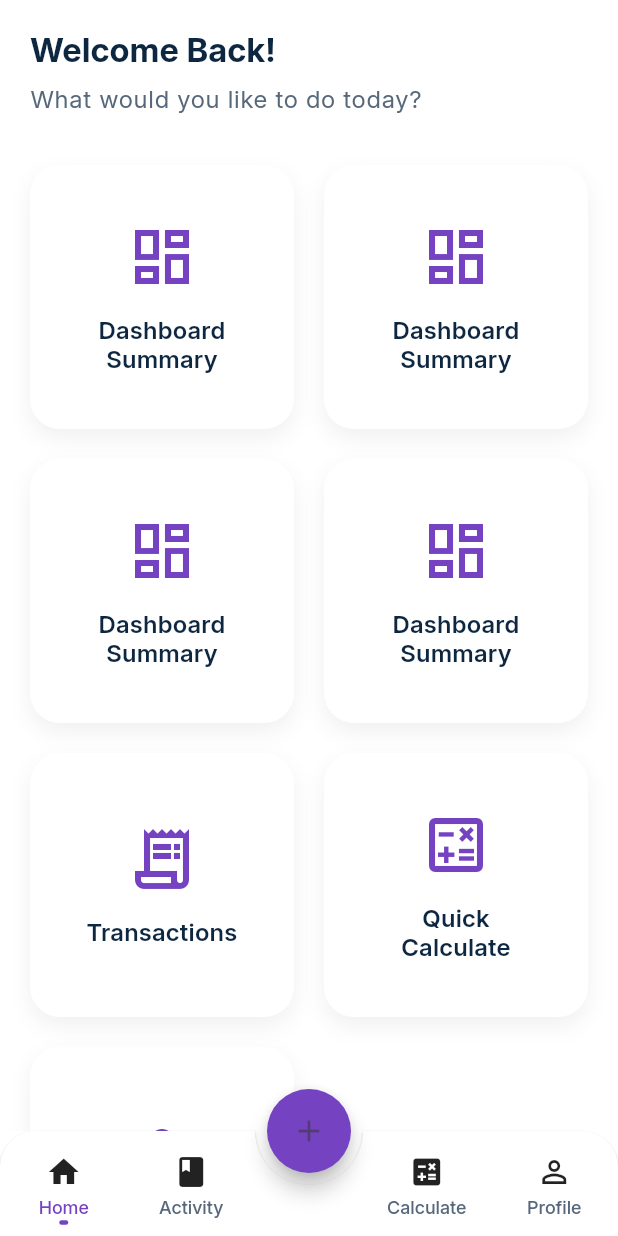
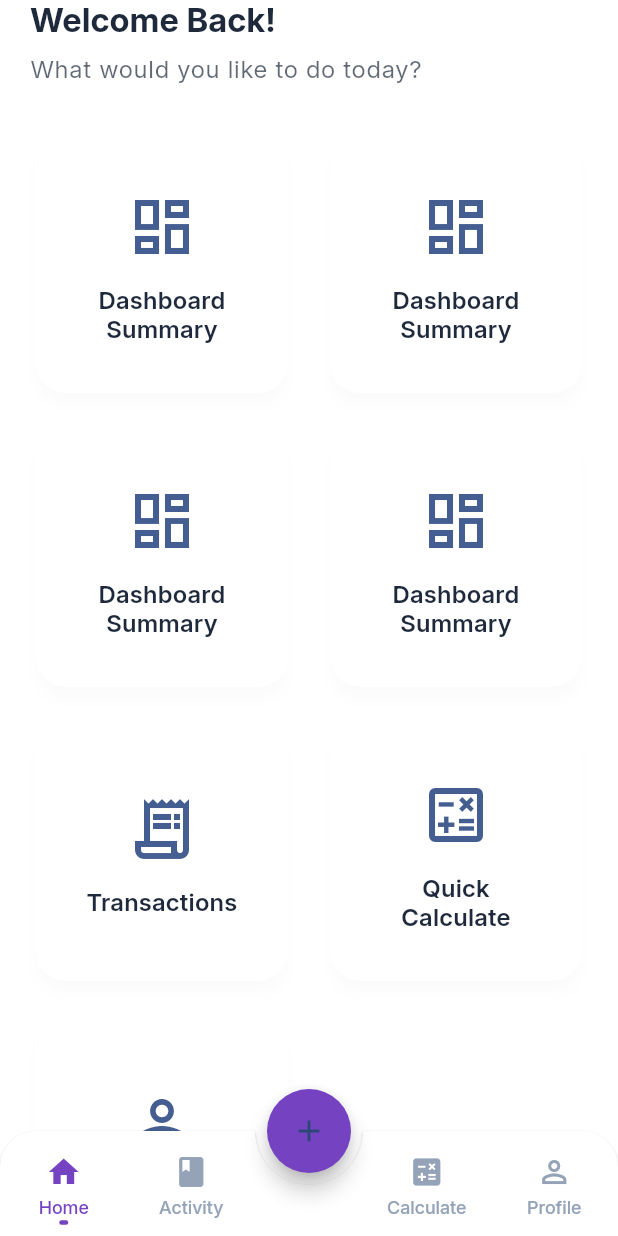
Before and after one commit to bitmonk/byaj_khata, a Flutter app: the screen it shows after launch, on a phone screen of 412 x 824 dp. Run offline on Flutter 3.47's test engine with Material 3 defaults, Android fonts, the phone set to English and light mode, and no system bars; drawn by our look-alikes of animated_bottom_navigation_bar; our stand-ins replace cached_network_image, chewie, cloud_firestore, device_info_plus, dio, firebase_core and 19 more; missing offline and left inert: flutter_displaymode, gallery_saver_plus; accounts and stored records are empty.

Commit message:
theme setup complete

```diff
--- a/Documents/Development/Riverpod/byaz_track/lib/core/constants/app_colors.dart
+++ b/Documents/Development/Riverpod/byaz_track/lib/core/constants/app_colors.dart
@@ -1,10 +1,44 @@
 import 'package:byaz_track/core/extension/extensions.dart';
 
 class AppColors {
+  // Primary Accent (Trust Blue - matches screenshot active tab)
+  static const Color primary500 = Color(0xFF3B82F6); // Main blue
+  static const Color primary400 = Color(0xFF60A5FA); // Lighter hover/active
+  static const Color primary300 = Color(0xFF93BBFB);
+  static const Color primary600 = Color(0xFF2563EB); // Darker variant if needed
+
+  // Backgrounds
+  static const Color scaffoldBackground = Color(0xFFFFFFFF);
+  static const Color cardBackground = Color(0xFFFFFFFF);
+
+  // Text
+  static const Color textPrimary = Color(
+    0xFF1E293B,
+  ); // Dark slate for main text
+  static const Color textSecondary = Color(0xFF64748B); // Subtle gray
+
+  // Neutral / Inactive
+  static const Color neutral600 = Color(0xFF94A3B8); // Inactive icons & labels
+  static const Color neutral500 = Color(0xFF64748B);
+  static const Color neutral400 = Color(0xFFCBD5E1);
+  static const Color neutral300 = Color(0xFFE2E8F0);
+
+  // Dividers & Borders
+  static const Color dividerColor = Color(0xFFE2E8F0);
+
+  // Constants
+  static const Color white = Colors.white;
+  static const Color black = Colors.black;
+  static const Color transparent = Colors.transparent;
+
+  // Success, Error, etc. (keep your existing ones or update)
+  static const Color success500 = Color(0xFF10B981);
+  static const Color error500 = Color(0xFFEF4444);
+  static const Color warning500 = Color(0xFFF59E0B);
   static const Color primary800 = Color(0xFF40246B);
-  static const Color primary500 = Color(0xFF7641C2);
-  static const Color primary400 = Color(0xFF33A3FF);
-  static const Color primary300 = Color(0xFF66BAFF);
+  // static const Color primary500 = Color(0xFF7641C2);
+  // static const Color primary400 = Color(0xFF33A3FF);
+  // static const Color primary300 = Color(0xFF66BAFF);
   static const Color primary200 = Color(0xFFC0A8E3);
   static const Color primary100 = Color(0xFF3629B7);
   static const Color primary50 = Color(0xFFFBEBEA);
@@ -17,10 +51,10 @@ class AppColors {
   static const Color neutral900 = Color(0xFF0E2741);
   static const Color neutral800 = Color(0xff263D54);
   static const Color neutral700 = Color(0xff3E5267);
-  static const Color neutral600 = Color(0xFF56687A);
-  static const Color neutral500 = Color(0xff8793A0);
-  static const Color neutral400 = Color(0xFF9291A5);
-  static const Color neutral300 = Color(0xffB7BEC6);
+  // static const Color neutral600 = Color(0xFF56687A);
+  // static const Color neutral500 = Color(0xff8793A0);
+  // static const Color neutral400 = Color(0xFF9291A5);
+  // static const Color neutral300 = Color(0xffB7BEC6);
   static const Color neutral100 = Color(0xffCFD4D9);
   static const Color neutral50 = Color(0xffE7E9EC);
   static const Color neutral25 = Color(0xFFF8F8F8);
@@ -33,7 +67,7 @@ class AppColors {
   static const appYellow = Color(0xffdf2994a);
   static const textColor50 = Color(0xFFE6ECF1);
 
-  static const white = Colors.white;
+  // static const white = Colors.white;
   static const textColor100 = Color(0xFFD0D8DF);
   static const textColor200 = Color(0xFFC8CED3);
   static const textColor300 = Color(0xFFC1C9D1);
@@ -94,14 +128,14 @@ class AppColors {
   static const Color secondary50 = Color(0xFFEBEAFB);
   static const Color success700 = Color(0xFF027A48);
   static const Color success600 = Color(0xFF30AE6A);
-  static const Color success500 = Color(0xFF3CD984);
+  // static const Color success500 = Color(0xFF3CD984);
   static const Color success100 = Color(0xFFD8F7E6);
   static const Color eEAAFD = Color(0xFFEEAAFD);
   static const Color fDF4FF = Color(0xFFFDF4FF);
-  static const Color error500 = Color(0xFFF93642);
+  // static const Color error500 = Color(0xFFF93642);
   static const Color error200 = Color(0xFFFDAFB3);
   static const Color warning200 = Color(0xFFFDD9AF);
-  static const Color warning500 = Color(0xFFF99F36);
+  // static const Color warning500 = Color(0xFFF99F36);
   static const Color memoryPrimary = Color(0xFFD444F1);
   static const Color e6E6E6 = Color(0xFFE6E6E6);
   static const Color info500 = Color(0xFF225DCF);
@@ -111,7 +145,7 @@ class AppColors {
   static const Color explainerBackground = Color(0xFFFCF9FC);
   static const Color d9d9d9 = Color(0xFFD9D9D9);
   static const Color toggleInactiveTrack = Color(0xFFC8CFD4);
-  static const Color dividerColor = Color(0xFF575766);
+  // static const Color dividerColor = Color(0xFF575766);
 
   // static const Color appBlue = Color(0xFF154EBA);
 
@@ -120,12 +154,12 @@ class AppColors {
   static const Color textFieldGrey = Colors.grey;
   static const Color hintGrey = Color(0xFF6C6B76);
   static const Color lightContainerBackground = Color(0xFFF2F2F3);
-  static const Color transparent = Colors.transparent;
+  // static const Color transparent = Colors.transparent;
   static const Color borderContainerLightGrey = Color(0xFFDBE3E8);
   static const Color bottomScaffoldGradient = Color(0xFFF2F1F6);
 
   static const Color colorRed = Colors.red;
-  static const Color black = Colors.black;
+  // static const Color black = Colors.black;
 
   static const Color blueStart = Color(0xff051264);
   static const Color blueEnd = Color(0xff5C90F1);
@@ -164,42 +198,81 @@ class AppColors {
 
 // Dark Theme Colors
 class AppColorsDark {
+  // Primary Accent (Same blue for brand consistency)
+  static const Color primary500 = Color(0xFF3B82F6);
+  static const Color primary400 = Color(0xFF60A5FA);
+  static const Color primary300 = Color(0xFF93BBFB);
+
+  // Backgrounds
+  static const Color scaffoldBackground = Color(
+    0xFF0F172A,
+  ); // Deep slate blue-black
+  static const Color cardBackground = Color(0xFF1E293B); // Elevated surface
+  static const Color surfaceBackground = Color(0xFF1E293B);
+
+  // Text
+  static const Color textPrimary = Color(
+    0xFFF1F5F9,
+  ); // Light gray (almost white)
+  static const Color textSecondary = Color(0xFF94A3B8); // Muted gray
+
+  // Neutral / Inactive
+  static const Color neutral600 = Color(0xFF64748B); // Inactive icons
+  static const Color neutral500 = Color(0xFF475569);
+  static const Color neutral700 = Color(0xFF334155);
+
+  // Dividers & Borders
+  static const Color dividerColor = Color(0xFF334155);
+  static const Color borderColor = Color(0xFF334155);
+
+  // App Bar
+  static const Color appBarBackground = Color(0xFF0F172A);
+
+  // Constants
+  static const Color white = Colors.white;
+  static const Color black = Colors.black;
+  static const Color transparent = Colors.transparent;
+
+  // Success, Error, etc.
+  static const Color success500 = Color(0xFF10B981);
+  static const Color error500 = Color(0xFFEF4444);
+  static const Color warning500 = Color(0xFFF59E0B);
   // Primary colors for dark theme
   static const Color primary800 = Color(0xFF9D7FD6);
-  static const Color primary500 = Color(0xFF9D7FD6);
-  static const Color primary400 = Color(0xFF66BAFF);
-  static const Color primary300 = Color(0xFF8FCCFF);
+  // static const Color primary500 = Color(0xFF9D7FD6);
+  // static const Color primary400 = Color(0xFF66BAFF);
+  // static const Color primary300 = Color(0xFF8FCCFF);
   static const Color primary200 = Color(0xFFD4C4EC);
   static const Color primary100 = Color(0xFF6E5DD3);
 
   // Backgrounds
-  static const Color scaffoldBackground = Color(0xFF0A0E27);
-  static const Color cardBackground = Color(0xFF151A30);
-  static const Color surfaceBackground = Color(0xFF1E2538);
+  // static const Color scaffoldBackground = Color(0xFF0A0E27);
+  // static const Color cardBackground = Color(0xFF151A30);
+  // static const Color surfaceBackground = Color(0xFF1E2538);
 
   // Neutral colors for dark theme
   static const Color neutral900 = Color(0xFFE7E9EC);
   static const Color neutral800 = Color(0xFFCFD4D9);
-  static const Color neutral700 = Color(0xFFB7BEC6);
-  static const Color neutral600 = Color(0xFF9FA9B3);
-  static const Color neutral500 = Color(0xFF8793A0);
+  // static const Color neutral700 = Color(0xFFB7BEC6);
+  // static const Color neutral600 = Color(0xFF9FA9B3);
+  // static const Color neutral500 = Color(0xFF8793A0);
   static const Color neutral400 = Color(0xFF6E7A87);
   static const Color neutral300 = Color(0xFF56687A);
   static const Color neutral100 = Color(0xFF3E5267);
   static const Color neutral50 = Color(0xFF2A3A4D);
 
   // Text colors
-  static const Color textPrimary = Color(0xFFE7E9EC);
-  static const Color textSecondary = Color(0xFFB7BEC6);
+  // static const Color textPrimary = Color(0xFFE7E9EC);
+  // static const Color textSecondary = Color(0xFFB7BEC6);
   static const Color textTertiary = Color(0xFF8793A0);
   static const Color boldTextColor = Color(0xFFFFFFFF);
   static const Color titleColor = Color(0xFFE7E9EC);
   static const Color subTitle = Color(0xFF8F9AB0);
 
   // UI Elements
-  static const Color dividerColor = Color(0xFF2A3A4D);
-  static const Color borderColor = Color(0xFF2A4051);
-  static const Color appBarBackground = Color(0xFF0A0E27);
+  // static const Color dividerColor = Color(0xFF2A3A4D);
+  // static const Color borderColor = Color(0xFF2A4051);
+  // static const Color appBarBackground = Color(0xFF0A0E27);
 
   // Accent colors
   static const Color appGreen = Color(0xFF5BC67D);
@@ -209,15 +282,15 @@ class AppColorsDark {
   // Success colors
   static const Color success700 = Color(0xFF12B76A);
   static const Color success600 = Color(0xFF30AE6A);
-  static const Color success500 = Color(0xFF3CD984);
+  // static const Color success500 = Color(0xFF3CD984);
   static const Color success100 = Color(0xFF1A4D3A);
 
   // Error colors
-  static const Color error500 = Color(0xFFF93642);
+  // static const Color error500 = Color(0xFFF93642);
   static const Color error200 = Color(0xFF5A1F23);
 
   // Warning colors
-  static const Color warning500 = Color(0xFFF99F36);
+  // static const Color warning500 = Color(0xFFF99F36);
   static const Color warning200 = Color(0xFF5A3F1F);
 
   // Info colors
@@ -225,7 +298,7 @@ class AppColorsDark {
   static const Color info50 = Color(0xFF1A2845);
 
   // Constants
-  static const Color white = Colors.white;
-  static const Color black = Colors.black;
-  static const Color transparent = Colors.transparent;
+  // static const Color white = Colors.white;
+  // static const Color black = Colors.black;
+  // static const Color transparent = Colors.transparent;
 }
--- a/Documents/Development/Riverpod/byaz_track/lib/core/theme/app_theme.dart
+++ b/Documents/Development/Riverpod/byaz_track/lib/core/theme/app_theme.dart
@@ -1,121 +1,131 @@
 import 'package:byaz_track/core/extension/extensions.dart';
 import 'package:byaz_track/gen/fonts.gen.dart';
+import 'package:flutter/material.dart';
+import 'package:flutter/services.dart';
 
 class AppTheme {
   static ThemeData appTheme(BuildContext context) => ThemeData(
     useMaterial3: true,
-
     fontFamily: FontFamily.inter,
     brightness: Brightness.light,
-
-    textTheme: AppTextStyle.lightTextTheme,
-    colorScheme: ColorScheme.fromSeed(seedColor: AppColors.primary500),
+    scaffoldBackgroundColor: AppColors.scaffoldBackground,
+    textTheme: AppTextStyle.lightTextTheme.apply(
+      bodyColor: AppColors.textPrimary,
+      displayColor: AppColors.textPrimary,
+    ),
+    colorScheme: ColorScheme.fromSeed(
+      seedColor: AppColors.primary500,
+      brightness: Brightness.light,
+      surface: AppColors.cardBackground,
+      onSurface: AppColors.textPrimary,
+    ),
+    cardTheme: CardThemeData(
+      color: AppColors.cardBackground,
+      elevation: 4,
+      shadowColor: Colors.black.withOpacity(0.08),
+      shape: RoundedRectangleBorder(borderRadius: BorderRadius.circular(16)),
+    ),
     elevatedButtonTheme: ElevatedButtonThemeData(
       style: ElevatedButton.styleFrom(
-        padding: const EdgeInsets.symmetric(vertical: 12),
-        shape: const RoundedRectangleBorder(),
+        padding: const EdgeInsets.symmetric(vertical: 14),
         backgroundColor: AppColors.primary500,
-        foregroundColor: AppColors.colorWhite,
-      ),
-    ),
-    outlinedButtonTheme: OutlinedButtonThemeData(
-      style: OutlinedButton.styleFrom(
-        shape: RoundedRectangleBorder(borderRadius: BorderRadius.circular(5)),
-        backgroundColor: AppColors.primary500,
-        foregroundColor: AppColors.colorWhite,
-        padding: const EdgeInsets.symmetric(horizontal: 12),
+        foregroundColor: AppColors.white,
+        shape: RoundedRectangleBorder(borderRadius: BorderRadius.circular(12)),
       ),
     ),
     textButtonTheme: TextButtonThemeData(
-      style: ButtonStyle(
-        textStyle: WidgetStatePropertyAll(context.text.titleMedium),
-        padding: WidgetStatePropertyAll(EdgeInsets.zero),
-        tapTargetSize: MaterialTapTargetSize.shrinkWrap,
-        foregroundColor: WidgetStatePropertyAll(AppColors.primary500),
+      style: TextButton.styleFrom(
+        foregroundColor: AppColors.primary500,
+        textStyle: context.text.titleMedium,
       ),
     ),
-
+    bottomNavigationBarTheme: BottomNavigationBarThemeData(
+      backgroundColor: AppColors.cardBackground,
+      selectedItemColor: AppColors.primary500,
+      unselectedItemColor: AppColors.neutral600,
+      showUnselectedLabels: true,
+      type: BottomNavigationBarType.fixed,
+      elevation: 8,
+    ),
+    dividerTheme: DividerThemeData(color: AppColors.dividerColor, thickness: 1),
     appBarTheme: AppBarTheme(
+      backgroundColor: AppColors.transparent,
+      foregroundColor: AppColors.textPrimary,
+      elevation: 0,
       surfaceTintColor: AppColors.transparent,
-      systemOverlayStyle: AppUtils.statusBarDarkStyle(),
-      backgroundColor: AppColors.transparent,
-      foregroundColor: AppColors.white,
+      systemOverlayStyle: const SystemUiOverlayStyle(
+        statusBarColor: Colors.transparent,
+        statusBarIconBrightness: Brightness.dark,
+        statusBarBrightness: Brightness.light,
+      ),
     ),
   );
 
   static ThemeData darkTheme(BuildContext context) => ThemeData(
     useMaterial3: true,
-
     fontFamily: FontFamily.inter,
     brightness: Brightness.dark,
-
     scaffoldBackgroundColor: AppColorsDark.scaffoldBackground,
-
     textTheme: AppTextStyle.lightTextTheme.apply(
       bodyColor: AppColorsDark.textPrimary,
       displayColor: AppColorsDark.textPrimary,
     ),
-
-    colorScheme: ColorScheme.dark(
-      primary: AppColorsDark.primary500,
-      secondary: AppColorsDark.primary400,
+    colorScheme: ColorScheme.fromSeed(
+      seedColor: AppColorsDark.primary500,
+      brightness: Brightness.dark,
       surface: AppColorsDark.surfaceBackground,
-      error: AppColorsDark.error500,
-      onPrimary: AppColorsDark.white,
-      onSecondary: AppColorsDark.white,
       onSurface: AppColorsDark.textPrimary,
-      onError: AppColorsDark.white,
     ),
-
-    cardTheme: const CardThemeData(
+    cardTheme: CardThemeData(
       color: AppColorsDark.cardBackground,
-      elevation: 2,
+      elevation: 6,
+      shadowColor: Colors.black.withOpacity(0.4),
+      shape: RoundedRectangleBorder(borderRadius: BorderRadius.circular(16)),
     ),
-
     elevatedButtonTheme: ElevatedButtonThemeData(
       style: ElevatedButton.styleFrom(
-        padding: const EdgeInsets.symmetric(vertical: 12),
-        shape: const RoundedRectangleBorder(),
+        padding: const EdgeInsets.symmetric(vertical: 14),
         backgroundColor: AppColorsDark.primary500,
-        foregroundColor: AppColorsDark.white,
+        foregroundColor: AppColorsDark.black,
+        shape: RoundedRectangleBorder(borderRadius: BorderRadius.circular(12)),
       ),
     ),
-
-    outlinedButtonTheme: OutlinedButtonThemeData(
-      style: OutlinedButton.styleFrom(
-        shape: RoundedRectangleBorder(borderRadius: BorderRadius.circular(5)),
-        backgroundColor: AppColorsDark.primary500,
-        foregroundColor: AppColorsDark.white,
-        padding: const EdgeInsets.symmetric(horizontal: 12),
-      ),
+    textButtonTheme: TextButtonThemeData(
+      style: TextButton.styleFrom(foregroundColor: AppColorsDark.primary500),
     ),
-
-    textButtonTheme: TextButtonThemeData(
-      style: ButtonStyle(
-        textStyle: WidgetStatePropertyAll(context.text.titleMedium),
-        padding: WidgetStatePropertyAll(EdgeInsets.zero),
-        tapTargetSize: MaterialTapTargetSize.shrinkWrap,
-        foregroundColor: WidgetStatePropertyAll(AppColorsDark.primary500),
-      ),
+    bottomNavigationBarTheme: BottomNavigationBarThemeData(
+      backgroundColor: AppColorsDark.cardBackground,
+      selectedItemColor: AppColorsDark.primary500,
+      unselectedItemColor: AppColorsDark.neutral600,
+      showUnselectedLabels: true,
+      type: BottomNavigationBarType.fixed,
+      elevation: 8,
     ),
-
-    appBarTheme: AppBarTheme(
-      surfaceTintColor: AppColorsDark.transparent,
-      systemOverlayStyle: AppUtils.statusBarLightStyle(),
-      backgroundColor: AppColorsDark.appBarBackground,
-      foregroundColor: AppColorsDark.white,
-      elevation: 0,
-    ),
-
     dividerTheme: DividerThemeData(
       color: AppColorsDark.dividerColor,
       thickness: 1,
     ),
-
     inputDecorationTheme: InputDecorationTheme(
       fillColor: AppColorsDark.surfaceBackground,
+      filled: true,
       border: OutlineInputBorder(
         borderSide: BorderSide(color: AppColorsDark.borderColor),
+        borderRadius: BorderRadius.circular(12),
+      ),
+      enabledBorder: OutlineInputBorder(
+        borderSide: BorderSide(color: AppColorsDark.borderColor),
+        borderRadius: BorderRadius.circular(12),
+      ),
+    ),
+    appBarTheme: AppBarTheme(
+      backgroundColor: AppColorsDark.appBarBackground,
+      foregroundColor: AppColorsDark.textPrimary,
+      elevation: 0,
+      surfaceTintColor: AppColorsDark.transparent,
+      systemOverlayStyle: const SystemUiOverlayStyle(
+        statusBarColor: Colors.transparent,
+        statusBarIconBrightness: Brightness.light,
+        statusBarBrightness: Brightness.dark,
       ),
     ),
   );
--- a/Documents/Development/Riverpod/byaz_track/lib/features/dashboard/presentation/dashboard_screen.dart
+++ b/Documents/Development/Riverpod/byaz_track/lib/features/dashboard/presentation/dashboard_screen.dart
@@ -5,6 +5,7 @@ import 'package:byaz_track/features/calculator/presentation/calculator_screen.da
 import 'package:byaz_track/features/create/presentation/create_screen.dart';
 import 'package:byaz_track/features/home/presentation/home.dart';
 import 'package:byaz_track/features/profile/presentation/profile_screen.dart';
+import 'package:byaz_track/features/theme_example/theme_example_screen.dart';
 import 'package:byaz_track/features/transactions/presentation/transactions_screen.dart';
 import 'package:flutter/material.dart';
 import 'package:flutter/services.dart';
@@ -51,7 +52,8 @@ class _DashboardScreenState extends State<DashboardScreen>
       const HomeScreen(),
       const TransactionsScreen(),
       CreateScreen(),
-      ProfileScreen(),
+      // ProfileScreen(),
+      ThemeExampleScreen(),
       CalculatorScreen(),
     ];
   }
@@ -82,7 +84,7 @@ class _DashboardScreenState extends State<DashboardScreen>
 
   Widget _buildErrorScreen() {
     return Scaffold(
-      backgroundColor: AppColors.white,
+      backgroundColor: Theme.of(context).scaffoldBackgroundColor,
       body: Center(
         child: Column(
           mainAxisAlignment: MainAxisAlignment.center,
@@ -138,7 +140,7 @@ class _DashboardScreenState extends State<DashboardScreen>
         }
       },
       child: Scaffold(
-        backgroundColor: AppColors.white,
+        backgroundColor: Theme.of(context).scaffoldBackgroundColor,
         key: _scaffoldKey,
         extendBody: true,
         body: IndexedStack(
@@ -190,6 +192,7 @@ class _DashboardScreenState extends State<DashboardScreen>
                       isActive
                           ? coloredImageList[index]
                           : unColoredImageList[index],
+                      color: color,
                     ),
                   ),
                   const SizedBox(height: 4),
@@ -225,10 +228,12 @@ class _DashboardScreenState extends State<DashboardScreen>
               ),
             );
           },
-          backgroundColor: AppColors.white,
+          backgroundColor:
+              Theme.of(context).bottomNavigationBarTheme.backgroundColor ??
+              Theme.of(context).cardColor,
           activeIndex: _isShowingDefaultPage ? _bottomNavIndex : -1,
-          splashColor: AppColors.white,
-          splashSpeedInMilliseconds: 300,
+          // splashColor: Theme.of(context).splashColor,
+          // splashSpeedInMilliseconds: 300,
           notchSmoothness: NotchSmoothness.smoothEdge,
           gapLocation: GapLocation.center,
           onTap: (index) => onItemTapped(index),
--- a/Documents/Development/Riverpod/byaz_track/lib/features/dashboard/presentation/widgets/feature_card.dart
+++ b/Documents/Development/Riverpod/byaz_track/lib/features/dashboard/presentation/widgets/feature_card.dart
@@ -1,5 +1,4 @@
 // features/dashboard/presentation/widgets/square_feature_card.dart
-import 'package:byaz_track/core/constants/app_colors.dart';
 import 'package:byaz_track/core/extension/extensions.dart';
 import 'package:flutter/material.dart';
 
@@ -21,22 +20,14 @@ class SquareFeatureCard extends StatelessWidget {
   Widget build(BuildContext context) {
     return GestureDetector(
       onTap: onTap,
-      child: Container(
-        decoration: BoxDecoration(
-          color: backgroundColor ?? AppColors.white,
-          borderRadius: BorderRadius.circular(20),
-          boxShadow: [
-            BoxShadow(
-              color: Colors.black.withOpacity(0.06),
-              blurRadius: 12,
-              offset: const Offset(0, 6),
-            ),
-          ],
-        ),
+      child: Card(
+        elevation: 4,
+        shape: RoundedRectangleBorder(borderRadius: BorderRadius.circular(20)),
+        color: backgroundColor, // Remove fallback to let theme handle it
         child: Column(
           mainAxisAlignment: MainAxisAlignment.center,
           children: [
-            Icon(icon, size: 48, color: AppColors.foundation500),
+            Icon(icon, size: 48, color: Get.theme.colorScheme.primary),
             const SizedBox(height: 16),
             Text(
               title,
@@ -44,11 +35,27 @@ class SquareFeatureCard extends StatelessWidget {
               style: context.text.titleMedium?.copyWith(
                 fontSize: 16,
                 fontWeight: FontWeight.w600,
-                color: AppColors.neutral900,
+                color: Theme.of(context).colorScheme.onSurface,
               ),
             ),
           ],
         ),
+        // child: Column(
+        //   mainAxisAlignment: MainAxisAlignment.center,
+        //   children: [
+        //     Icon(icon, size: 48, color: AppColors.foundation500),
+        //     const SizedBox(height: 16),
+        //     Text(
+        //       title,
+        //       textAlign: TextAlign.center,
+        //       style: context.text.titleMedium?.copyWith(
+        //         fontSize: 16,
+        //         fontWeight: FontWeight.w600,
+        //         color: AppColors.neutral900,
+        //       ),
+        //     ),
+        //   ],
+        // ),
       ),
     );
   }
--- a/Documents/Development/Riverpod/byaz_track/lib/features/home/presentation/home.dart
+++ b/Documents/Development/Riverpod/byaz_track/lib/features/home/presentation/home.dart
@@ -16,11 +16,12 @@ class _HomeScreenState extends State<HomeScreen> {
   @override
   Widget build(BuildContext context) {
     return Scaffold(
-      backgroundColor: AppColors.white,
-      body: SafeArea(
-        child: SingleChildScrollView(
+      backgroundColor: Theme.of(context).scaffoldBackgroundColor,
+      body: SingleChildScrollView(
         physics: const BouncingScrollPhysics(),
-          padding: const EdgeInsets.all(20),
+        padding: const EdgeInsets.all(
+          20,
+        ).copyWith(top: context.devicePaddingTop),
         child: Column(
           crossAxisAlignment: CrossAxisAlignment.start,
           children: [
@@ -29,14 +30,16 @@ class _HomeScreenState extends State<HomeScreen> {
               'Welcome Back!',
               style: context.text.headlineLarge?.copyWith(
                 fontWeight: FontWeight.bold,
-                  color: AppColors.neutral900,
+                color: Theme.of(context).textTheme.headlineLarge?.color,
               ),
             ),
             const SizedBox(height: 8),
             Text(
               'What would you like to do today?',
               style: context.text.bodyLarge?.copyWith(
-                  color: AppColors.neutral600,
+                color: Theme.of(
+                  context,
+                ).textTheme.bodyLarge?.color?.withValues(alpha: 0.7),
               ),
             ),
             const SizedBox(height: 32),
@@ -93,7 +96,6 @@ class _HomeScreenState extends State<HomeScreen> {
           ],
         ),
       ),
-      ),
     );
   }
 }
--- a/Documents/Development/Riverpod/byaz_track/lib/features/transactions/presentation/transactions_screen.dart
+++ b/Documents/Development/Riverpod/byaz_track/lib/features/transactions/presentation/transactions_screen.dart
@@ -6,7 +6,7 @@ class TransactionsScreen extends StatelessWidget {
   @override
   Widget build(BuildContext context) {
     return Scaffold(
-      appBar: AppBar(),
+      appBar: AppBar(title: const Text('Transactions')),
       body: const Center(child: Column(children: [Text('Transactions')])),
     );
   }
```
Lines whose indentation alone changed are shown as unchanged.
